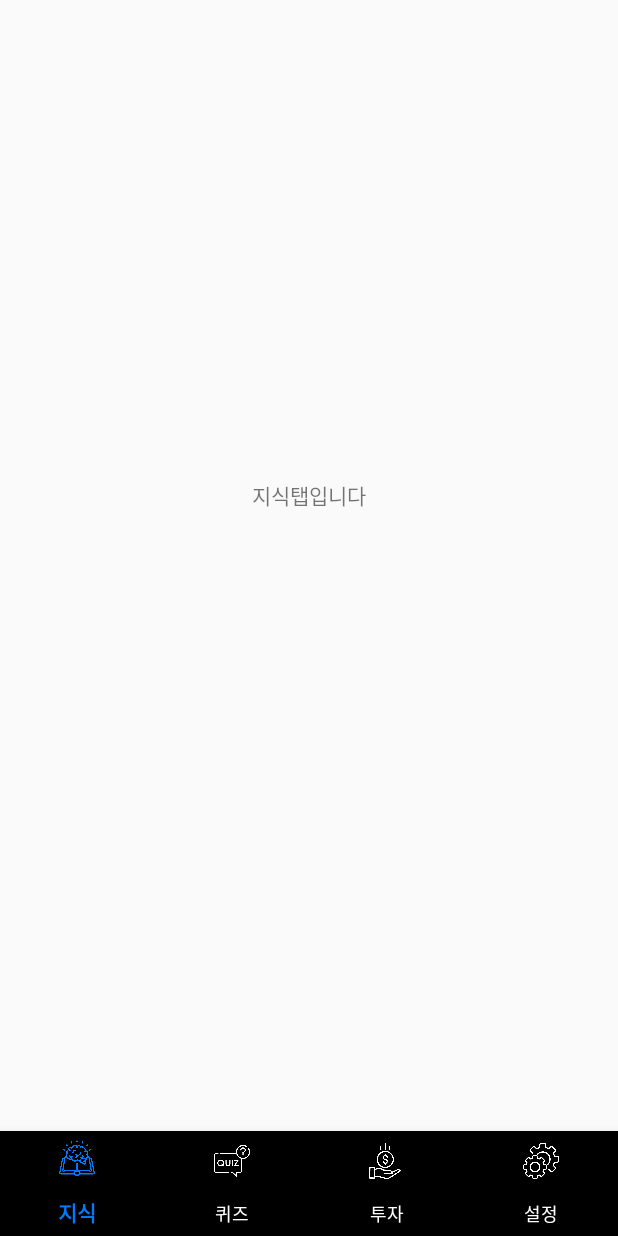
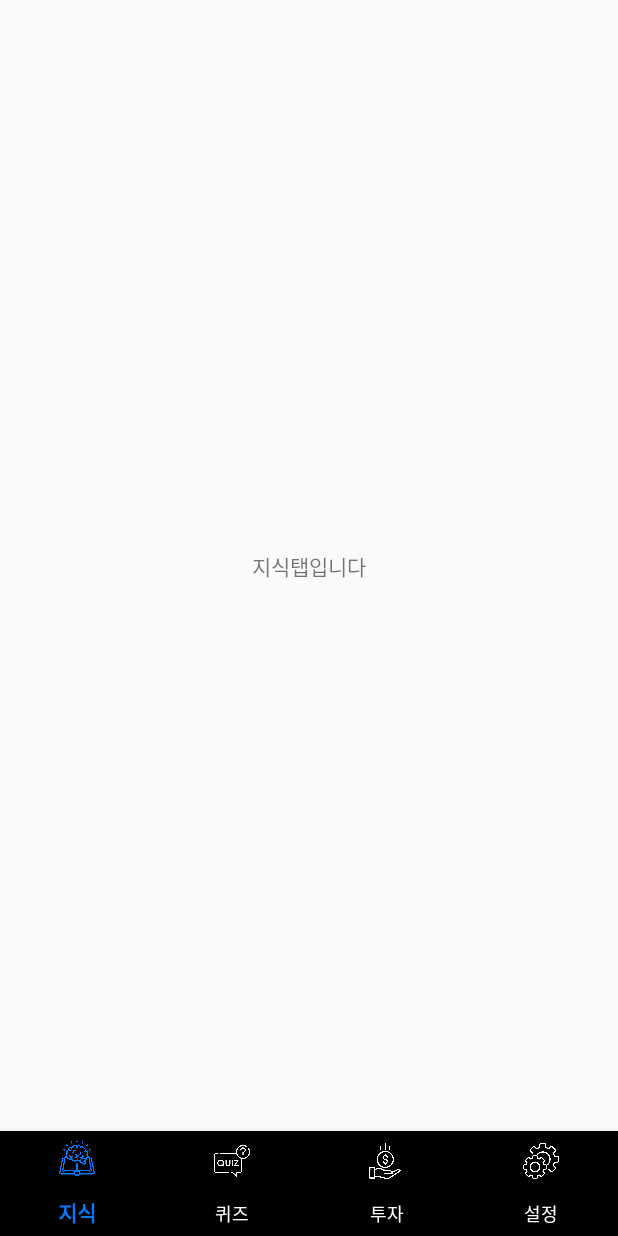
Before and after one commit to Bitda2022/cee_android, an Android app: the screen it shows after launch (MainActivity), on a phone screen of 412 x 824 dp. Run offline under Robolectric (Android 15) with nearby library versions, the phone set to English and light mode, and no system bars.

Commit message:
docs : fix main layout for relative botnav

```diff
--- a/app/src/main/res/layout/activity_main.xml
+++ b/app/src/main/res/layout/activity_main.xml
@@ -6,28 +6,27 @@
     android:layout_height="match_parent"
     tools:context=".activity.MainActivity">
 
-
     <androidx.viewpager2.widget.ViewPager2
         android:id="@+id/pager"
-        android:layout_width="409dp"
-        android:layout_height="659dp"
+        android:layout_width="match_parent"
+        android:layout_height="0dp"
         android:layout_marginStart="1dp"
         android:layout_marginEnd="1dp"
         app:layout_constraintEnd_toEndOf="parent"
         app:layout_constraintStart_toStartOf="parent"
         app:layout_constraintTop_toTopOf="parent"
+        app:layout_constraintBottom_toTopOf="@+id/bottomNavigationView"
         android:orientation="horizontal"/>
-
-
 
     <com.google.android.material.bottomnavigation.BottomNavigationView
         android:id="@+id/bottomNavigationView"
-        android:layout_width="match_parent"
+        android:layout_width="0dp"
         android:layout_height="70dp"
         android:background="#FF000000"
         app:itemIconTint="@drawable/menu_selector_color"
         app:itemTextColor="@drawable/menu_selector_color"
         app:labelVisibilityMode="labeled"
+        app:layout_constraintTop_toBottomOf="@+id/pager"
         app:layout_constraintBottom_toBottomOf="parent"
         app:layout_constraintEnd_toEndOf="parent"
         app:layout_constraintStart_toStartOf="parent"
```
